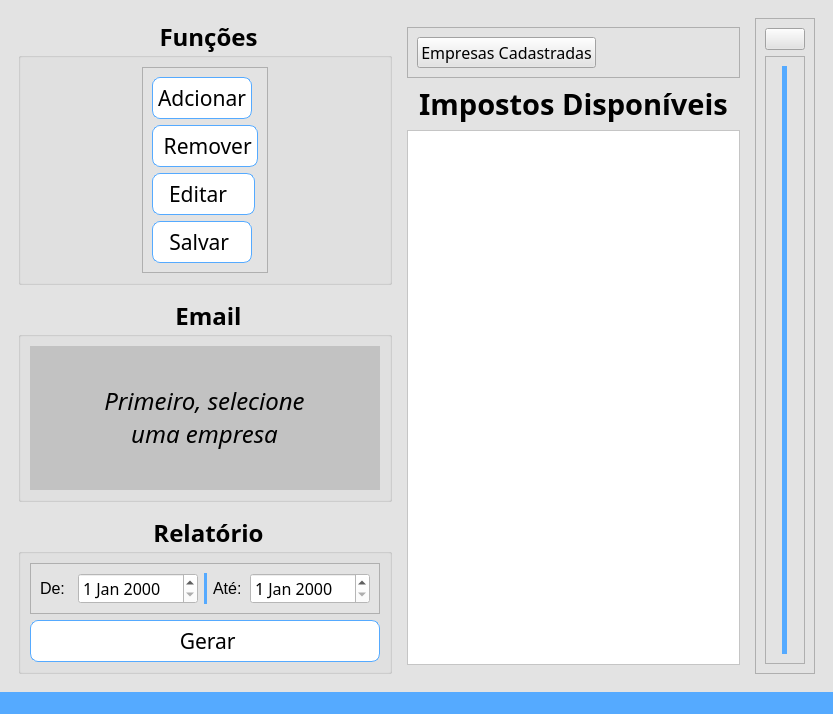
This is src/ui/window_pend.ui in DeltaPrice-Pedro/Pendencias_Contabeis as Qt 5 draws it before an edit. The edited form follows.
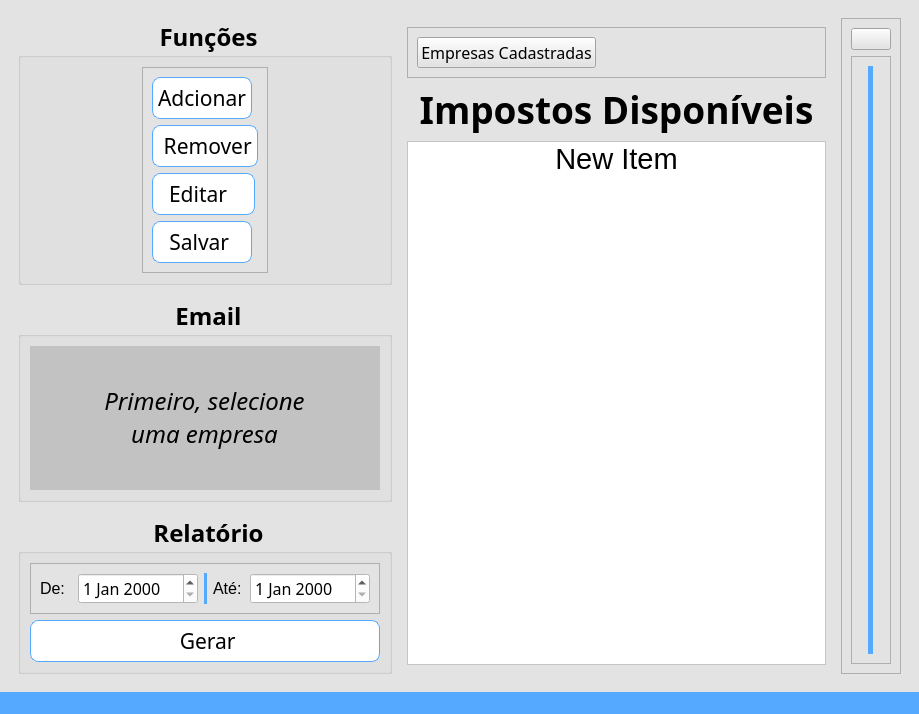
This is the edited form. The open tabs and pages were chosen to show the change. Icons and pictures are not drawn.

```diff
--- a/src/ui/window_pend.ui
+++ b/src/ui/window_pend.ui
@@ -6,7 +6,7 @@
    <rect>
     <x>0</x>
     <y>0</y>
-    <width>766</width>
+    <width>847</width>
     <height>683</height>
    </rect>
   </property>
@@ -91,7 +91,7 @@
                    <number>0</number>
                   </property>
                   <item>
-                   <widget class="QPushButton" name="pushButton">
+                   <widget class="QPushButton" name="pushButton_companies">
                     <property name="sizePolicy">
                      <sizepolicy hsizetype="Maximum" vsizetype="Fixed">
                       <horstretch>0</horstretch>
@@ -133,7 +133,7 @@
                  <property name="font">
                   <font>
                    <family>Tw Cen MT</family>
-                   <pointsize>22</pointsize>
+                   <pointsize>28</pointsize>
                    <bold>true</bold>
                   </font>
                  </property>
@@ -222,7 +222,7 @@
               </property>
               <layout class="QHBoxLayout" name="horizontalLayout_7">
                <item>
-                <widget class="QPushButton" name="pushButton_2">
+                <widget class="QPushButton" name="pushButton_taxes">
                  <property name="font">
                   <font>
                    <family>Tw Cen MT</family>
@@ -254,7 +254,7 @@
              </widget>
             </item>
             <item>
-             <widget class="QLabel" name="label_3">
+             <widget class="QLabel" name="label_title_taxes">
               <property name="sizePolicy">
                <sizepolicy hsizetype="Preferred" vsizetype="Maximum">
                 <horstretch>0</horstretch>
@@ -264,7 +264,7 @@
               <property name="font">
                <font>
                 <family>Tw Cen MT</family>
-                <pointsize>22</pointsize>
+                <pointsize>28</pointsize>
                 <bold>true</bold>
                </font>
               </property>
@@ -277,10 +277,24 @@
              </widget>
             </item>
             <item>
-             <widget class="QListWidget" name="listWidget">
+             <widget class="QListWidget" name="listWidget_taxes">
+              <property name="font">
+               <font>
+                <family>Arial</family>
+                <pointsize>22</pointsize>
+               </font>
+              </property>
               <property name="styleSheet">
                <string notr="true">background-color: rgb(255, 255, 255);</string>
               </property>
+              <item>
+               <property name="text">
+                <string>New Item</string>
+               </property>
+               <property name="textAlignment">
+                <set>AlignCenter</set>
+               </property>
+              </item>
              </widget>
             </item>
            </layout>
@@ -1091,7 +1105,7 @@
     <rect>
      <x>0</x>
      <y>0</y>
-     <width>766</width>
+     <width>847</width>
      <height>22</height>
     </rect>
    </property>
```
